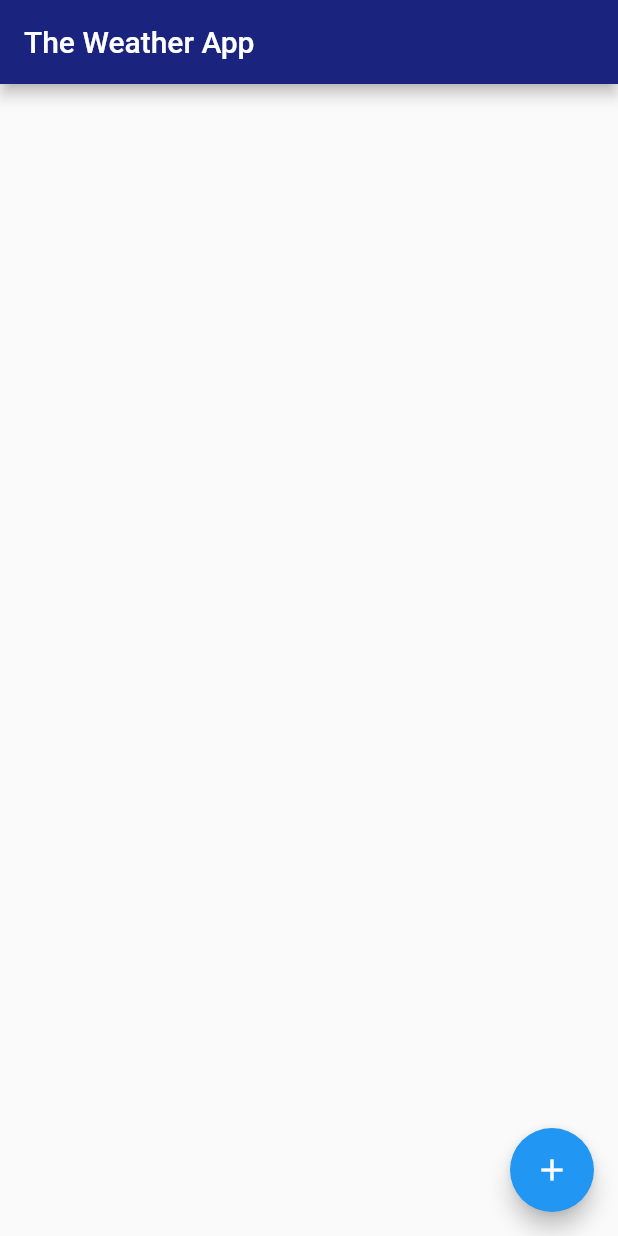
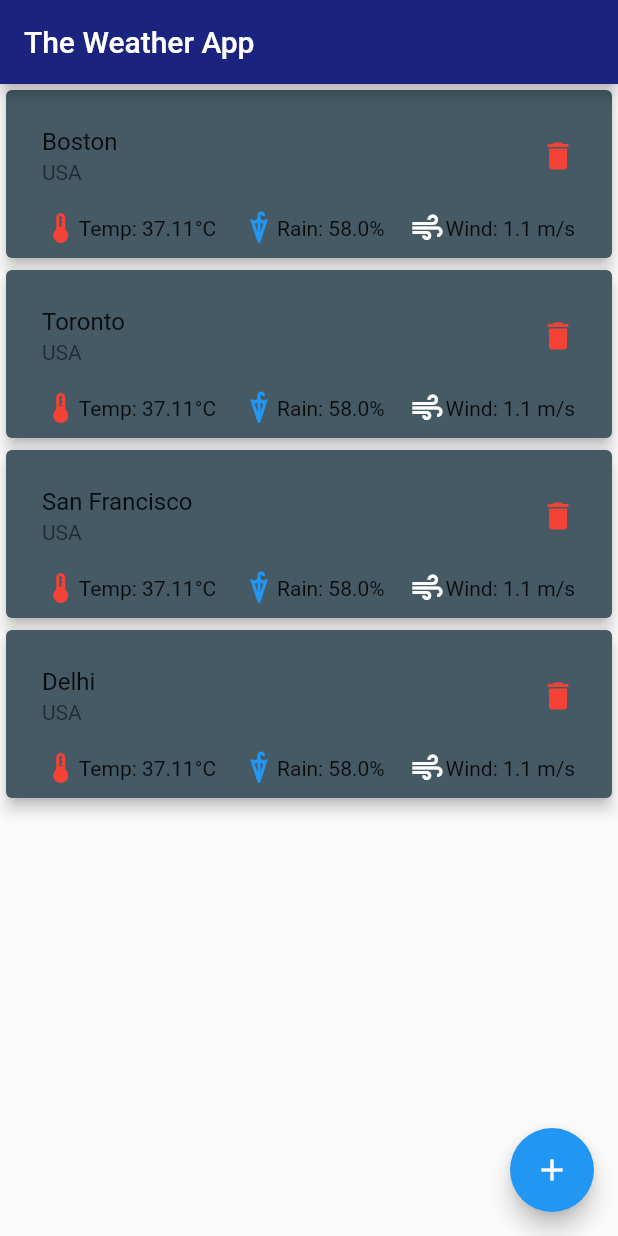
Before and after one commit to adirao-projects/PyJaC2022-Team73, a Flutter app: the screen it shows after launch, on a phone screen of 412 x 824 dp. Run offline on Flutter 3.47's test engine with Material 2 defaults, Android fonts, the light colour scheme and no system bars.

Commit message:
Skeleton with basic functionality
Skeleton of basic application front end (unstyled). Can add widgets manually through code, widget builder works. Need to add + icon button functionality as well as expanded forecast and notifications.

```diff
--- a/theweatherapp/lib/main.dart
+++ b/theweatherapp/lib/main.dart
@@ -1,4 +1,5 @@
 import 'package:flutter/material.dart';
+import 'package:theweatherapp/card.dart';
 
 int hexColor(String color) {
   color = color.replaceAll('#', '');
@@ -20,28 +21,33 @@ int bgSecondary = hexColor('#1F1F1F');
 int textPrimary = hexColor('#FFFFFF');
 int textSecondary = hexColor('#F3F3F3');
 
+List<Widget> cityTileList = [
+  CityTile("Boston", "USA", 10001, 37.11, 58, 1.1, "Blah").generateCard(),
+  CityTile("Toronto", "USA", 10001, 37.11, 58, 1.1, "Blah").generateCard(),
+  CityTile("San Francisco", "USA", 10001, 37.11, 58, 1.1, "Blah")
+      .generateCard(),
+  CityTile("Delhi", "USA", 10001, 37.11, 58, 1.1, "Blah").generateCard(),
+];
+
 void main() {
   runApp(const MyApp());
 }
 
-class MyApp extends StatelessWidget {
+var cityList = [];
+
+class MyApp extends StatefulWidget {
   const MyApp({Key? key}) : super(key: key);
 
-  // This widget is the root of your application.
+  @override
+  State<MyApp> createState() => _MyAppState();
+}
+
+class _MyAppState extends State<MyApp> {
   @override
   Widget build(BuildContext context) {
     return MaterialApp(
       title: 'The Weather App',
       theme: ThemeData(
-        // This is the theme of your application.
-        //
-        // Try running your application with "flutter run". You'll see the
-        // application has a blue toolbar. Then, without quitting the app, try
-        // changing the primarySwatch below to Colors.green and then invoke
-        // "hot reload" (press "r" in the console where you ran "flutter run",
-        // or simply save your changes to "hot reload" in a Flutter IDE).
-        // Notice that the counter didn't reset back to zero; the application
-        // is not restarted.
         primarySwatch: Colors.blue,
       ),
       home: Scaffold(
@@ -54,25 +60,11 @@ class MyApp extends StatelessWidget {
           backgroundColor: Colors.indigo.shade900,
           title: const Text('The Weather App'),
         ),
-        body: Row(
-          children: const [
-            SizedBox(
-              height: 100,
-              width: 100,
-            ),
-            SizedBox(
-              height: 100,
-              width: 100,
-            ),
-            SizedBox(
-              height: 100,
-              width: 100,
-            ),
-            SizedBox(
-              height: 100,
-              width: 100,
-            ),
-          ],
+        body: ListView.builder(
+          itemBuilder: (listViewContext, index) {
+            return cityTileList[index];
+          },
+          itemCount: cityTileList.length,
         ),
       ),
     );
@@ -163,3 +155,8 @@ class _MyHomePageState extends State<MyHomePage> {
     );
   }
 }
+
+//CityTile("Toronto", "Canada", 10001, 37.11, 58, 1.1, "Blah").generateCard(),
+        /*ListView.builder(
+          itemBuilder: (listViewContext, index){return Container();},
+          itemCount: 5,*/
```
Also changed, not shown: theweatherapp/lib/card.dart (added, +85 -0 lines).
